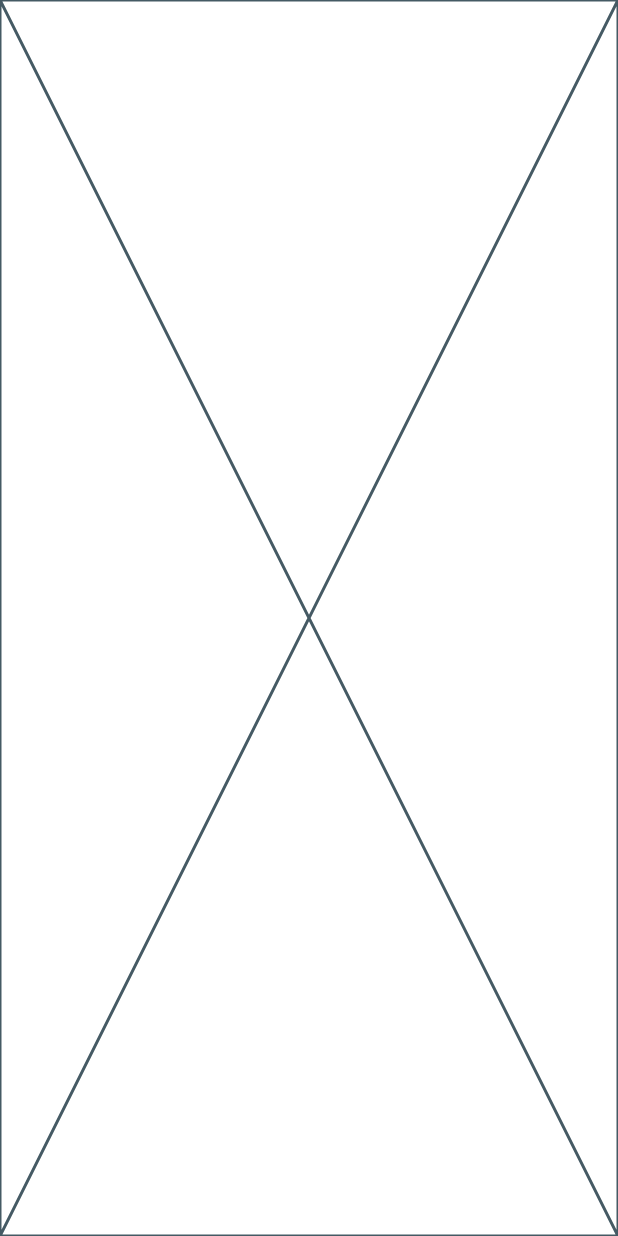
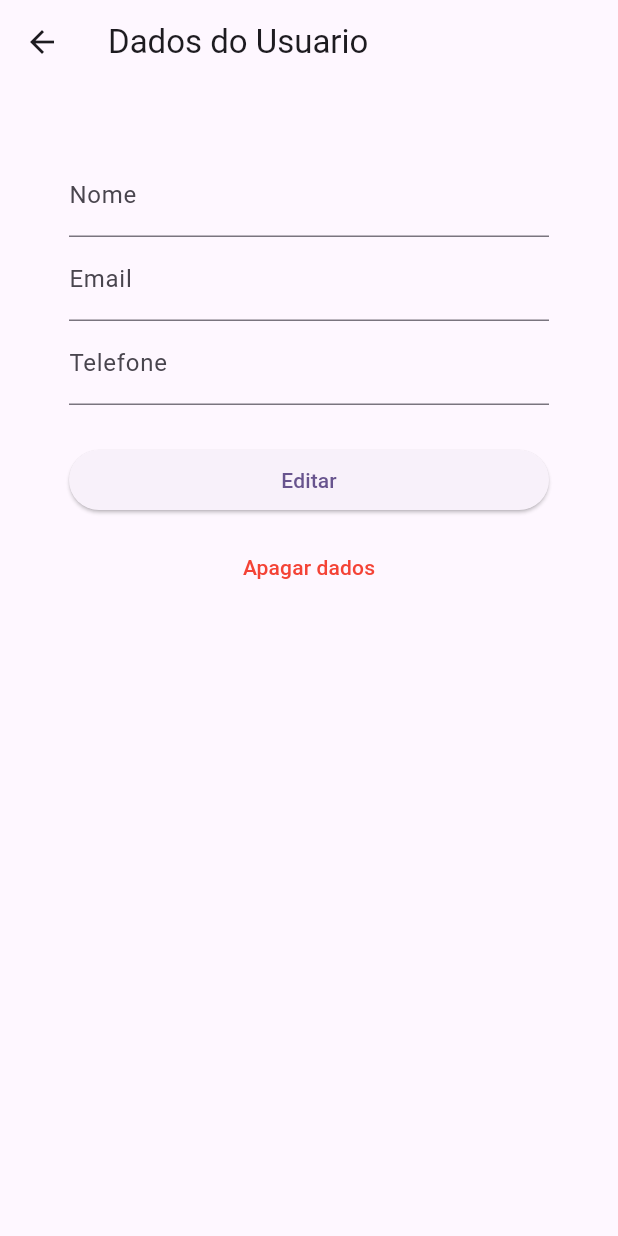
Before and after one commit to IagoMesquita/todo-flutter-clean-arch, a Flutter app: the screen it shows after launch, item 2 of the bottom bar chosen, after a tap on "Dados do Usuario", on a phone screen of 412 x 824 dp. Run offline on Flutter 3.47's test engine with Material 3 defaults, Android fonts, the phone set to English and light mode, and no system bars; our stand-ins replace cloud_firestore, equatable, firebase_core, flutter_bloc, package_info_plus; accounts and stored records are empty.

Commit message:
feat: add page data user

```diff
--- a/lib/presentation/pages/user_data_page.dart
+++ b/lib/presentation/pages/user_data_page.dart
@@ -1,3 +1,5 @@
+import 'package:flutter/material.dart';
+import 'package:flutter/services.dart';
 import 'package:flutter/widgets.dart';
 
 class UserDataPage extends StatefulWidget {
@@ -8,8 +10,89 @@ class UserDataPage extends StatefulWidget {
 }
 
 class _UserDataPageState extends State<UserDataPage> {
+  final _formKey = GlobalKey<FormState>();
+  final _nameController = TextEditingController();
+  final _emailController = TextEditingController();
+  final _phoneControle = TextEditingController();
+
   @override
   Widget build(BuildContext context) {
-    return const Placeholder();
+    return Scaffold(
+      appBar: AppBar(
+        title: const Text('Dados do Usuario'),
+      ),
+      body: Padding(
+        padding: const EdgeInsets.all(46),
+        child: Form(
+          key: _formKey,
+          child: ListView(
+            children: [
+              TextFormField(
+                controller: _nameController,
+                decoration: const InputDecoration(labelText: 'Nome'),
+                validator: (value) => value!.isEmpty ? 'Informe o nome' : null,
+              ),
+              TextFormField(
+                controller: _emailController,
+                decoration: const InputDecoration(labelText: 'Email'),
+                keyboardType: TextInputType.emailAddress,
+                validator: (value) =>
+                    !value!.contains('@') ? 'Informe um email valido' : null,
+              ),
+              TextFormField(
+                controller: _phoneControle,
+                decoration: const InputDecoration(labelText: 'Telefone'),
+                keyboardType: TextInputType.phone,
+                inputFormatters: [FilteringTextInputFormatter.digitsOnly],
+                validator: (value) =>
+                    value!.length < 11 ? 'Telefone invalido' : null,
+              ),
+              const SizedBox(height: 26),
+              ElevatedButton(
+                onPressed: () {
+                  if (_formKey.currentState!.validate()) {
+                    // Salvar lógica aqui
+                    ScaffoldMessenger.of(context).showSnackBar(
+                      const SnackBar(content: Text('Dados atualizados')),
+                    );
+                  }
+                },
+                child: const Text('Editar'),
+              ),
+              const SizedBox(height: 10),
+              TextButton(
+                onPressed: () {
+                  // Excluir conta (lógica futura)
+                  showDialog(
+                    context: context,
+                    builder: (_) => AlertDialog(
+                      title: const Text('Apagar conta'),
+                      content: const Text('Deseja realmente apagar sua conta?'),
+                      actions: [
+                        TextButton(
+                          onPressed: () => Navigator.pop(context),
+                          child: const Text('Cancelar'),
+                        ),
+                        ElevatedButton(
+                          onPressed: () {
+                            // Apagar conta lógica
+                            Navigator.pop(context);
+                          },
+                          child: const Text('Apagar'),
+                        ),
+                      ],
+                    ),
+                  );
+                },
+                child: const Text(
+                  'Apagar dados',
+                  style: TextStyle(color: Colors.red),
+                ),
+              ),
+            ],
+          ),
+        ),
+      ),
+    );
   }
 }
```
